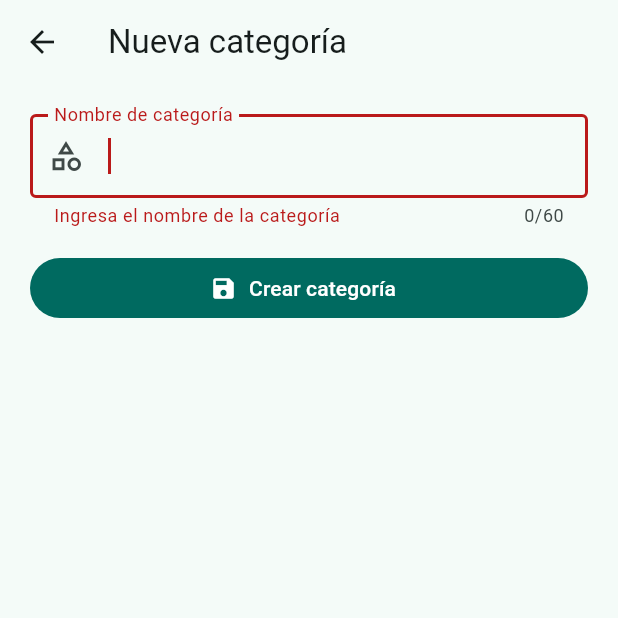
After one commit to JosueVasque/pdm2026e-equipo-3-cajasegura, a Flutter app: the CategoriaFormScreen screen opened directly, after a tap on "Crear categoría", on a phone screen of 412 x 824 dp, the top half of it. The commit adds this screen. Run offline on Flutter 3.47's test engine with Material 3 defaults, Android fonts, the phone set to English and light mode, and no system bars; our stand-ins replace flutter_riverpod, sqflite, sqflite_common_ffi_web; accounts and stored records are empty.

Commit message:
implementar CRUD de categorias con migraciones SQLite y pruebas (#24)
Revisé los cambios del PR y todo se ve bien. Las pruebas pasaron correctamente, así que apruebo los cambios

```diff
--- a/caja-segura/lib/data/base_datos/mapeadores.dart
+++ b/caja-segura/lib/data/base_datos/mapeadores.dart
@@ -21,6 +21,7 @@ Caja cajaDesdeFila(Map<String, Object?> fila) => Caja(
 
 Map<String, Object?> movimientoAFila(Movimiento movimiento) {
   final centavos = aCentavos(movimiento.monto);
+
   if (movimiento.id.trim().isEmpty ||
       movimiento.descripcion.trim().isEmpty ||
       centavos == 0) {
@@ -28,6 +29,7 @@ Map<String, Object?> movimientoAFila(Movimiento movimiento) {
       'El movimiento requiere id, descripción y monto positivo',
     );
   }
+
   return {
     'id': movimiento.id,
     'descripcion': movimiento.descripcion,
@@ -35,6 +37,7 @@ Map<String, Object?> movimientoAFila(Movimiento movimiento) {
     'tipo': movimiento.tipo.name,
     'ambito': movimiento.ambito.name,
     'fecha': movimiento.fecha.millisecondsSinceEpoch,
+    'categoria_id': movimiento.categoriaId,
   };
 }
 
@@ -45,4 +48,5 @@ Movimiento movimientoDesdeFila(Map<String, Object?> fila) => Movimiento(
   tipo: TipoMovimiento.values.byName(fila['tipo'] as String),
   ambito: AmbitoMovimiento.values.byName(fila['ambito'] as String),
   fecha: DateTime.fromMillisecondsSinceEpoch(fila['fecha'] as int),
+  categoriaId: fila['categoria_id'] as int?,
 );
--- /dev/null
+++ b/caja-segura/lib/domain/modelos/categoria.dart
@@ -0,0 +1,15 @@
+class Categoria {
+  final int? id;
+  final String nombre;
+  final bool archivada;
+
+  const Categoria({this.id, required this.nombre, this.archivada = false});
+
+  Categoria copyWith({int? id, String? nombre, bool? archivada}) {
+    return Categoria(
+      id: id ?? this.id,
+      nombre: nombre ?? this.nombre,
+      archivada: archivada ?? this.archivada,
+    );
+  }
+}
--- a/caja-segura/lib/domain/modelos/movimiento.dart
+++ b/caja-segura/lib/domain/modelos/movimiento.dart
@@ -1,6 +1,5 @@
 enum TipoMovimiento { ingreso, gasto }
 
-/// A quién pertenece el movimiento: al negocio o a las finanzas personales.
 enum AmbitoMovimiento { empresa, personal }
 
 class Movimiento {
@@ -10,6 +9,7 @@ class Movimiento {
   final TipoMovimiento tipo;
   final AmbitoMovimiento ambito;
   final DateTime fecha;
+  final int? categoriaId;
 
   const Movimiento({
     required this.id,
@@ -18,6 +18,7 @@ class Movimiento {
     required this.tipo,
     required this.ambito,
     required this.fecha,
+    this.categoriaId,
   });
 
   bool get esIngreso => tipo == TipoMovimiento.ingreso;
--- /dev/null
+++ b/caja-segura/lib/presentation/pantallas/categoria_form_screen.dart
@@ -0,0 +1,116 @@
+import 'package:flutter/material.dart';
+import 'package:flutter_riverpod/flutter_riverpod.dart';
+
+import '../../domain/modelos/categoria.dart';
+import '../providers/categoria_provider.dart';
+
+class CategoriaFormScreen extends ConsumerStatefulWidget {
+  const CategoriaFormScreen({super.key, this.categoria});
+
+  final Categoria? categoria;
+
+  @override
+  ConsumerState<CategoriaFormScreen> createState() =>
+      _CategoriaFormScreenState();
+}
+
+class _CategoriaFormScreenState extends ConsumerState<CategoriaFormScreen> {
+  final _formKey = GlobalKey<FormState>();
+  late final TextEditingController _nombreController;
+  bool _guardando = false;
+
+  bool get _esEdicion => widget.categoria != null;
+
+  @override
+  void initState() {
+    super.initState();
+    _nombreController = TextEditingController(
+      text: widget.categoria?.nombre ?? '',
+    );
+  }
+
+  @override
+  void dispose() {
+    _nombreController.dispose();
+    super.dispose();
+  }
+
+  Future<void> _guardar() async {
+    if (!_formKey.currentState!.validate() || _guardando) return;
+
+    setState(() => _guardando = true);
+
+    try {
+      final acciones = ref.read(categoriaAccionesProvider);
+      final nombre = _nombreController.text.trim();
+
+      if (_esEdicion) {
+        await acciones.actualizar(widget.categoria!.id!, nombre);
+      } else {
+        await acciones.crear(nombre);
+      }
+
+      if (!mounted) return;
+
+      Navigator.of(context).pop(true);
+    } catch (e) {
+      if (!mounted) return;
+
+      ScaffoldMessenger.of(
+        context,
+      ).showSnackBar(SnackBar(content: Text(e.toString())));
+    } finally {
+      if (mounted) {
+        setState(() => _guardando = false);
+      }
+    }
+  }
+
+  @override
+  Widget build(BuildContext context) {
+    return Scaffold(
+      appBar: AppBar(
+        title: Text(_esEdicion ? 'Editar categoría' : 'Nueva categoría'),
+      ),
+      body: Padding(
+        padding: const EdgeInsets.all(20),
+        child: Form(
+          key: _formKey,
+          child: Column(
+            crossAxisAlignment: CrossAxisAlignment.stretch,
+            children: [
+              TextFormField(
+                controller: _nombreController,
+                autofocus: true,
+                maxLength: 60,
+                decoration: const InputDecoration(
+                  labelText: 'Nombre de categoría',
+                  border: OutlineInputBorder(),
+                  prefixIcon: Icon(Icons.category_outlined),
+                ),
+                validator: (valor) {
+                  if (valor == null || valor.trim().isEmpty) {
+                    return 'Ingresa el nombre de la categoría';
+                  }
+                  return null;
+                },
+              ),
+              const SizedBox(height: 16),
+              FilledButton.icon(
+                onPressed: _guardando ? null : _guardar,
+                icon: const Icon(Icons.save),
+                label: Text(
+                  _guardando
+                      ? 'Guardando...'
+                      : _esEdicion
+                      ? 'Guardar cambios'
+                      : 'Crear categoría',
+                ),
+              ),
+            ],
+          ),
+        ),
+      ),
+    );
+  }
+}
```
Also changed, not shown: caja-segura/lib/data/base_datos/base_datos_local.dart (+34 -2 lines), caja-segura/lib/data/repositorios/categoria_repositorio.dart (added, +141 -0 lines), caja-segura/lib/presentation/pantallas/categorias_screen.dart (added, +172 -0 lines), caja-segura/lib/presentation/pantallas/principal_screen.dart (+9 -2 lines), caja-segura/lib/presentation/providers/categoria_provider.dart (added, +43 -0 lines), 4 other files.
